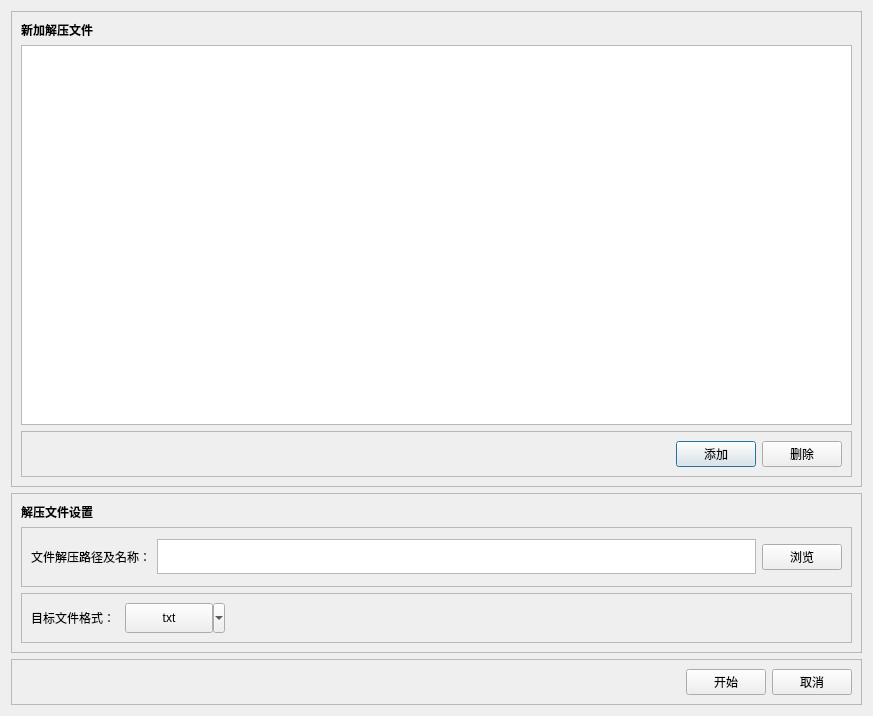
This is QTHuffman_Compress/decomdialog.ui in 1234-bai/Huffman_Compress as Qt 5 draws it before an edit. The edited form follows.
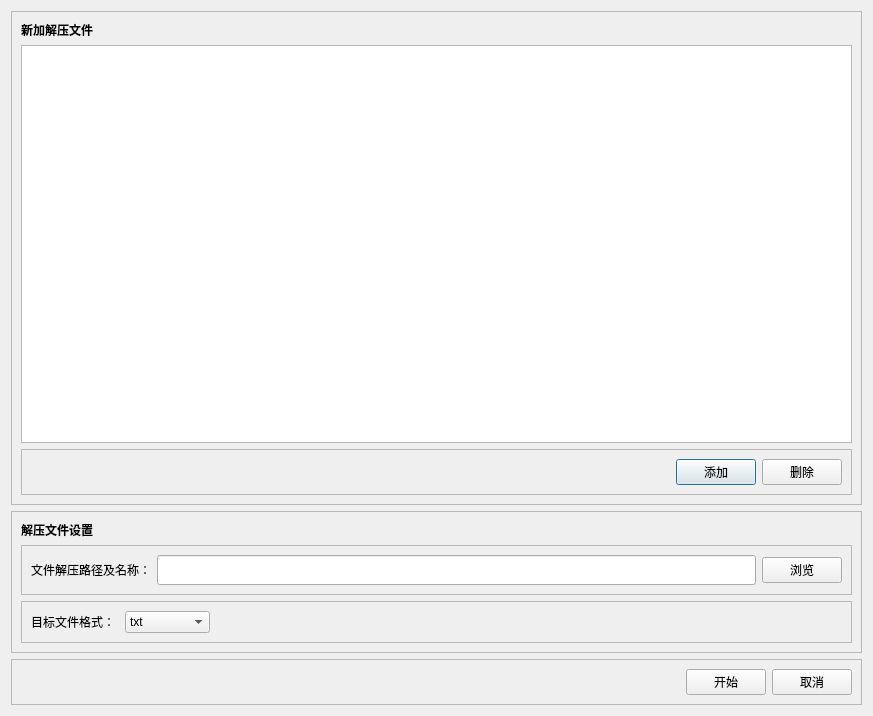
This is the edited form.

Diff of the .ui file:
```diff
--- a/QTHuffman_Compress/decomdialog.ui
+++ b/QTHuffman_Compress/decomdialog.ui
@@ -167,16 +167,13 @@
           </widget>
          </item>
          <item>
-          <widget class="QTextEdit" name="textEdit_2">
-           <property name="maximumSize">
+          <widget class="QLineEdit" name="lineEdit">
+           <property name="minimumSize">
             <size>
-             <width>16777215</width>
-             <height>35</height>
+             <width>0</width>
+             <height>30</height>
             </size>
            </property>
-           <property name="readOnly">
-            <bool>true</bool>
-           </property>
           </widget>
          </item>
          <item>
@@ -211,44 +208,6 @@
          <enum>QFrame::Raised</enum>
         </property>
         <layout class="QGridLayout" name="gridLayout_5">
-         <item row="0" column="1">
-          <widget class="QToolButton" name="choseFileTypeButton_2">
-           <property name="minimumSize">
-            <size>
-             <width>100</width>
-             <height>30</height>
-            </size>
-           </property>
-           <property name="text">
-            <string>txt</string>
-           </property>
-           <property name="popupMode">
-            <enum>QToolButton::MenuButtonPopup</enum>
-           </property>
-           <property name="toolButtonStyle">
-            <enum>Qt::ToolButtonTextBesideIcon</enum>
-           </property>
-           <property name="autoRaise">
-            <bool>false</bool>
-           </property>
-           <property name="arrowType">
-            <enum>Qt::NoArrow</enum>
-           </property>
-          </widget>
-         </item>
-         <item row="0" column="0">
-          <widget class="QLabel" name="label_7">
-           <property name="minimumSize">
-            <size>
-             <width>60</width>
-             <height>0</height>
-            </size>
-           </property>
-           <property name="text">
-            <string>目标文件格式： </string>
-           </property>
-          </widget>
-         </item>
          <item row="0" column="2">
           <spacer name="horizontalSpacer_5">
            <property name="orientation">
@@ -262,6 +221,39 @@
            </property>
           </spacer>
          </item>
+         <item row="0" column="0">
+          <widget class="QLabel" name="label_7">
+           <property name="minimumSize">
+            <size>
+             <width>60</width>
+             <height>0</height>
+            </size>
+           </property>
+           <property name="text">
+            <string>目标文件格式： </string>
+           </property>
+          </widget>
+         </item>
+         <item row="0" column="1">
+          <widget class="QComboBox" name="comboBox">
+           <property name="minimumSize">
+            <size>
+             <width>85</width>
+             <height>0</height>
+            </size>
+           </property>
+           <item>
+            <property name="text">
+             <string>txt</string>
+            </property>
+           </item>
+           <item>
+            <property name="text">
+             <string>bmp</string>
+            </property>
+           </item>
+          </widget>
+         </item>
         </layout>
        </widget>
       </item>
```
